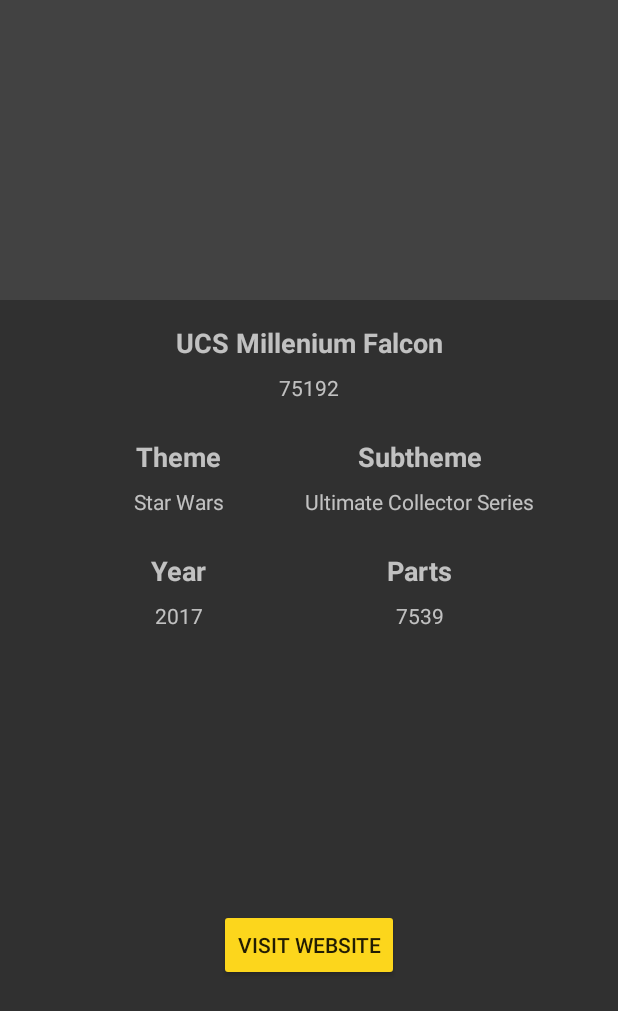
After one commit to zsmb13/mobil-labor-project, an Android app: the layout activity_set_details.xml on its own in the app's theme, with its tools: preview values and no code run, on a phone screen of 412 x 824 dp. The commit adds this screen. Shown: the top 1011 px of the screen. Run offline under Robolectric (Android 15) with nearby library versions, the phone set to English and light mode, and no system bars.

Commit message:
Implement first iteration of SetDetails screen; Add Chrome Custom Tabs dependency; Fix UsersApi not reflecting live API correctly

```diff
--- a/app/gradle/dependencies.gradle
+++ b/app/gradle/dependencies.gradle
@@ -12,8 +12,9 @@ def dependencyVersions = [
 		'viewmodel_livedata' : '1.1.1',
 		'constraint_layout'  : '1.1.0',
 		'room'               : '1.0.0',
-		'paging'             : '1.0.0-alpha7',
+		'paging'             : '1.0.0-rc1',
 		'glide'              : '4.6.1',
+		'chrome_custom_tabs' : '27.1.1',
 		'axolotl'            : '1.0.5',
 		'kotlinx_coroutines' : '0.22.5',
 
@@ -72,6 +73,7 @@ dependencies {
 
 	//Utils
 	implementation "com.github.bumptech.glide:glide:$dependencyVersions.glide"
+	implementation "com.android.support:customtabs:$dependencyVersions.chrome_custom_tabs"
 	implementation "org.jetbrains.kotlinx:kotlinx-coroutines-core:$dependencyVersions.kotlinx_coroutines"
 	implementation "org.jetbrains.kotlinx:kotlinx-coroutines-android:$dependencyVersions.kotlinx_coroutines"
 
--- a/app/src/main/java/hu/bme/aut/stewe/rebrickableclient/interactor/SetDetailsInteractor.kt
+++ b/app/src/main/java/hu/bme/aut/stewe/rebrickableclient/interactor/SetDetailsInteractor.kt
@@ -4,7 +4,7 @@ import hu.bme.aut.stewe.rebrickableclient.injector
 import hu.bme.aut.stewe.rebrickableclient.network.awaitResult
 import hu.bme.aut.stewe.rebrickableclient.network.swagger.api.LegoApi
 import hu.bme.aut.stewe.rebrickableclient.network.swagger.api.UsersApi
-import hu.bme.aut.stewe.rebrickableclient.network.swagger.model.LegoSet
+import hu.bme.aut.stewe.rebrickableclient.network.swagger.model.SetListLegoSet
 import hu.bme.aut.stewe.rebrickableclient.network.swagger.model.Theme
 import javax.inject.Inject
 
@@ -19,7 +19,7 @@ class SetDetailsInteractor : Interactor() {
         injector.inject(this)
     }
 
-    suspend fun getLegoSetDetails(id: String): Result<LegoSet> = runWithTokenCheck { token ->
+    suspend fun getLegoSetDetails(id: String): Result<SetListLegoSet> = runWithTokenCheck { token ->
         usersApi.usersSetsRead(id, token).awaitResult()
     }
 
--- a/app/src/main/java/hu/bme/aut/stewe/rebrickableclient/network/swagger/api/UsersApi.kt
+++ b/app/src/main/java/hu/bme/aut/stewe/rebrickableclient/network/swagger/api/UsersApi.kt
@@ -237,7 +237,7 @@ interface UsersApi {
     @GET("users/{user_token}/sets/{set_num}/")
     fun usersSetsRead(
             @Path("set_num") setNum: String, @Path("user_token") userToken: String
-    ): Call<LegoSet>
+    ): Call<SetListLegoSet>
 
 
     /**
--- a/app/src/main/java/hu/bme/aut/stewe/rebrickableclient/ui/setdetails/SetDetailsPresenter.kt
+++ b/app/src/main/java/hu/bme/aut/stewe/rebrickableclient/ui/setdetails/SetDetailsPresenter.kt
@@ -9,7 +9,7 @@ import javax.inject.Inject
 class SetDetailsPresenter : Presenter<SetDetailsScreen>() {
 
     @Inject
-    lateinit var setDetailsInteractor : SetDetailsInteractor
+    lateinit var setDetailsInteractor: SetDetailsInteractor
 
     init {
         injector.inject(this)
@@ -18,7 +18,7 @@ class SetDetailsPresenter : Presenter<SetDetailsScreen>() {
     fun getSetDetails(setId: String) = launchAsync {
         var result = setDetailsInteractor.getLegoSetDetails(setId)
         when (result) {
-            is Success -> screen?.showSetDetails(result.value)
+            is Success -> screen?.showSetDetails(result.value.set!!)
             is ServiceError -> screen?.showErrorMessage(result.error.message!!)
             is NetworkException -> screen?.showErrorMessage(result.exception.message!!)
             is UserNotLoggedInException -> screen?.showErrorMessage("TODO user should not be here!")
--- a/app/src/main/java/hu/bme/aut/stewe/rebrickableclient/ui/sets/SetsActivity.kt
+++ b/app/src/main/java/hu/bme/aut/stewe/rebrickableclient/ui/sets/SetsActivity.kt
@@ -10,6 +10,7 @@ import hu.bme.aut.stewe.rebrickableclient.injector
 import hu.bme.aut.stewe.rebrickableclient.network.swagger.model.LegoSet
 import hu.bme.aut.stewe.rebrickableclient.ui.BaseActivity
 import hu.bme.aut.stewe.rebrickableclient.ui.longSnack
+import hu.bme.aut.stewe.rebrickableclient.ui.setdetails.SetDetailsActivity
 import kotlinx.android.synthetic.main.activity_sets.*
 import javax.inject.Inject
 
@@ -66,7 +67,7 @@ class SetsActivity : BaseActivity(), SetsScreen {
     }
 
     override fun navigateToSetDetails(setId: String) {
-
+        startActivity(SetDetailsActivity.getStartingIntent(this, setId))
     }
 
     companion object {
--- /dev/null
+++ b/app/src/main/res/layout/activity_set_details.xml
@@ -0,0 +1,161 @@
+<?xml version="1.0" encoding="utf-8"?>
+<android.support.constraint.ConstraintLayout xmlns:android="http://schemas.android.com/apk/res/android"
+	xmlns:app="http://schemas.android.com/apk/res-auto"
+	xmlns:tools="http://schemas.android.com/tools"
+	android:layout_width="match_parent"
+	android:layout_height="match_parent">
+
+	<ImageView
+		android:id="@+id/setDetailsImage"
+		android:layout_width="match_parent"
+		android:layout_height="@dimen/set_details_image_height"
+		app:layout_constraintEnd_toEndOf="parent"
+		app:layout_constraintStart_toStartOf="parent"
+		app:layout_constraintTop_toTopOf="parent"
+		app:srcCompat="@color/cardview_dark_background" />
+
+	<TextView
+		android:id="@+id/setDetailsSetName"
+		android:layout_width="wrap_content"
+		android:layout_height="wrap_content"
+		android:layout_marginEnd="8dp"
+		android:layout_marginStart="8dp"
+		android:layout_marginTop="16dp"
+		android:textSize="18sp"
+		android:textStyle="bold"
+		app:layout_constraintEnd_toEndOf="parent"
+		app:layout_constraintStart_toStartOf="parent"
+		app:layout_constraintTop_toBottomOf="@+id/setDetailsImage"
+		tools:text="UCS Millenium Falcon" />
+
+	<TextView
+		android:id="@+id/setDetailsSetNumber"
+		android:layout_width="wrap_content"
+		android:layout_height="wrap_content"
+		android:layout_marginTop="8dp"
+		app:layout_constraintEnd_toEndOf="parent"
+		app:layout_constraintStart_toStartOf="parent"
+		app:layout_constraintTop_toBottomOf="@+id/setDetailsSetName"
+		tools:text="75192" />
+
+	<TextView
+		android:id="@+id/labelSetDetailsTheme"
+		android:layout_width="wrap_content"
+		android:layout_height="wrap_content"
+		android:layout_marginStart="8dp"
+		android:text="@string/theme"
+		android:textSize="18sp"
+		android:textStyle="bold"
+		app:layout_constraintBaseline_toBaselineOf="@+id/labelSetDetailsSubtheme"
+		app:layout_constraintEnd_toStartOf="@+id/labelSetDetailsSubtheme"
+		app:layout_constraintHorizontal_chainStyle="spread"
+		app:layout_constraintStart_toStartOf="parent" />
+
+	<TextView
+		android:id="@+id/setDetailsTheme"
+		android:layout_width="wrap_content"
+		android:layout_height="wrap_content"
+		app:layout_constraintBaseline_toBaselineOf="@+id/setDetailsSubtheme"
+		app:layout_constraintEnd_toEndOf="@+id/labelSetDetailsTheme"
+		app:layout_constraintStart_toStartOf="@+id/labelSetDetailsTheme"
+		tools:text="Star Wars" />
+
+	<TextView
+		android:id="@+id/labelSetDetailsSubtheme"
+		android:layout_width="wrap_content"
+		android:layout_height="wrap_content"
+		android:layout_marginEnd="8dp"
+		android:layout_marginStart="8dp"
+		android:layout_marginTop="24dp"
+		android:text="@string/subtheme"
+		android:textSize="18sp"
+		android:textStyle="bold"
+		app:layout_constraintEnd_toEndOf="parent"
+		app:layout_constraintStart_toEndOf="@+id/labelSetDetailsTheme"
+		app:layout_constraintTop_toBottomOf="@+id/setDetailsSetNumber" />
+
+	<TextView
+		android:id="@+id/setDetailsSubtheme"
+		android:layout_width="wrap_content"
+		android:layout_height="wrap_content"
+		android:layout_marginTop="8dp"
+		app:layout_constraintEnd_toEndOf="@+id/labelSetDetailsSubtheme"
+		app:layout_constraintStart_toStartOf="@+id/labelSetDetailsSubtheme"
+		app:layout_constraintTop_toBottomOf="@+id/labelSetDetailsSubtheme"
+		tools:text="Ultimate Collector Series" />
+
+	<TextView
+		android:id="@+id/labelSetDetailsYear"
+		android:layout_width="wrap_content"
+		android:layout_height="wrap_content"
+		android:text="@string/year"
+		android:textSize="18sp"
+		android:textStyle="bold"
+		app:layout_constraintBaseline_toBaselineOf="@+id/labelSetDetailsParts"
+		app:layout_constraintEnd_toEndOf="@+id/labelSetDetailsTheme"
+		app:layout_constraintHorizontal_chainStyle="spread"
+		app:layout_constraintStart_toStartOf="@+id/labelSetDetailsTheme" />
+
+	<TextView
+		android:id="@+id/setDetailsYear"
+		android:layout_width="wrap_content"
+		android:layout_height="wrap_content"
+		app:layout_constraintBaseline_toBaselineOf="@+id/setDetailsParts"
+		app:layout_constraintEnd_toEndOf="@+id/labelSetDetailsYear"
+		app:layout_constraintStart_toStartOf="@+id/labelSetDetailsYear"
+		tools:text="2017" />
+
+	<TextView
+		android:id="@+id/labelSetDetailsParts"
+		android:layout_width="wrap_content"
+		android:layout_height="wrap_content"
+		android:layout_marginTop="24dp"
+		android:text="@string/parts"
+		android:textSize="18sp"
+		android:textStyle="bold"
+		app:layout_constraintEnd_toEndOf="@+id/labelSetDetailsSubtheme"
+		app:layout_constraintStart_toStartOf="@+id/labelSetDetailsSubtheme"
+		app:layout_constraintTop_toTopOf="@+id/setDetailsMiddleBarrier" />
+
+	<TextView
+		android:id="@+id/setDetailsParts"
+		android:layout_width="wrap_content"
+		android:layout_height="wrap_content"
+		android:layout_marginTop="8dp"
+		app:layout_constraintEnd_toEndOf="@+id/labelSetDetailsParts"
+		app:layout_constraintStart_toStartOf="@+id/labelSetDetailsParts"
+		app:layout_constraintTop_toBottomOf="@+id/labelSetDetailsParts"
+		tools:text="7539" />
+
+	<Button
+		android:id="@+id/setDetailsShowDetailsWebPageButton"
+		style="@style/Widget.AppCompat.Button.Colored"
+		android:layout_width="wrap_content"
+		android:layout_height="wrap_content"
+		android:layout_marginBottom="8dp"
+		android:layout_marginEnd="8dp"
+		android:layout_marginStart="8dp"
+		android:layout_marginTop="24dp"
+		android:text="@string/visit_website"
+		app:layout_constraintBottom_toBottomOf="parent"
+		app:layout_constraintEnd_toEndOf="parent"
+		app:layout_constraintStart_toStartOf="parent"
+		app:layout_constraintTop_toTopOf="@+id/setDetailsBottomBarrier" />
+
+	<android.support.constraint.Barrier
+		android:id="@+id/setDetailsBottomBarrier"
+		android:layout_width="wrap_content"
+		android:layout_height="wrap_content"
+		app:barrierDirection="bottom"
+		app:constraint_referenced_ids="setDetailsYear, setDetailsParts"
+		tools:layout_editor_absoluteY="391dp" />
+
+	<android.support.constraint.Barrier
+		android:id="@+id/setDetailsMiddleBarrier"
+		android:layout_width="wrap_content"
+		android:layout_height="wrap_content"
+		app:barrierDirection="bottom"
+		app:constraint_referenced_ids="setDetailsTheme, setDetailsSubtheme"
+		tools:layout_editor_absoluteY="567dp" />
+
+</android.support.constraint.ConstraintLayout>
--- a/app/src/main/res/values/strings.xml
+++ b/app/src/main/res/values/strings.xml
@@ -3,4 +3,9 @@
 	<string name="username">Username</string>
 	<string name="password">Password</string>
 	<string name="login">Login</string>
+	<string name="theme">Theme</string>
+	<string name="subtheme">Subtheme</string>
+	<string name="year">Year</string>
+	<string name="parts">Parts</string>
+	<string name="visit_website">Visit website</string>
 </resources>
```
Also changed, not shown: app/src/main/java/hu/bme/aut/stewe/rebrickableclient/ui/setdetails/SetDetailsActivity.kt (+53 -7 lines), app/src/main/res/layout/actvity_set_details.xml (deleted, +0 -146 lines), 1 other file. Lines whose indentation alone changed are shown as unchanged.
